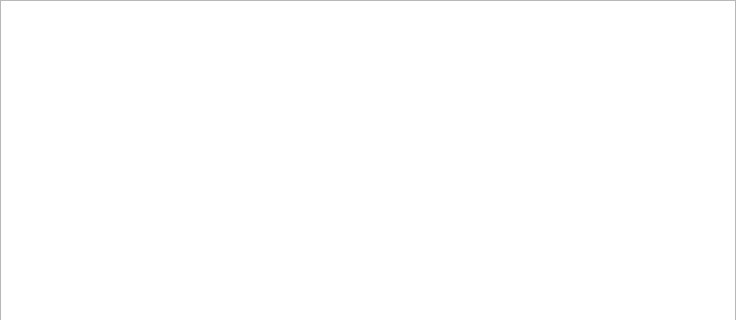
anetczuk/stock-monitor, file src/stockmonitor/ui/widget/transactionswidget.ui: the form before one commit; both pictures show x 0 to 736 and y 0 to 320 of the 736 by 637 pixel window.
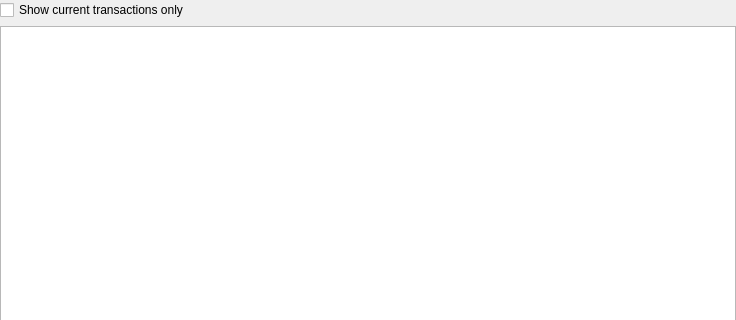
The form after the commit. Custom widgets are drawn as their Qt base class.

Commit message: Show all transactions

The edit to the form file:
```diff
--- a/src/stockmonitor/ui/widget/transactionswidget.ui
+++ b/src/stockmonitor/ui/widget/transactionswidget.ui
@@ -26,6 +26,13 @@
    <property name="bottomMargin">
     <number>0</number>
    </property>
+   <item>
+    <widget class="QCheckBox" name="reduceToCurrentCB">
+     <property name="text">
+      <string>Show current transactions only</string>
+     </property>
+    </widget>
+   </item>
    <item>
     <widget class="TransactionsTable" name="transactionsTable"/>
    </item>
```
The commit also changes 4 other files.
